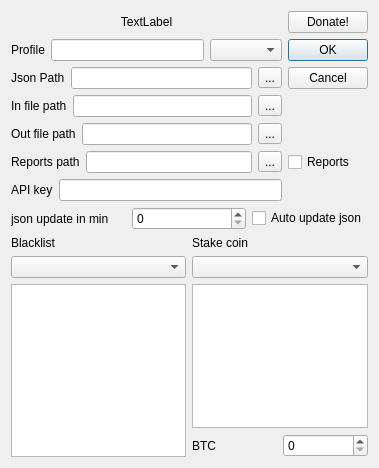
First picture: the form in settingsdialog.ui, repository QTinman/CoinBrowser, before the edit.
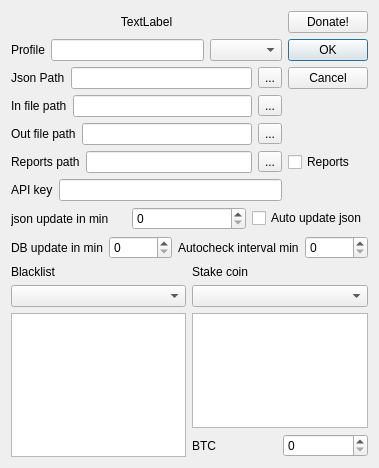
Second picture: the form after the edit. Icons and pictures are not drawn.

What changed in the file:
```diff
--- a/settingsdialog.ui
+++ b/settingsdialog.ui
@@ -186,6 +186,30 @@
     </layout>
    </item>
    <item row="8" column="0" colspan="2">
+    <layout class="QHBoxLayout" name="horizontalLayout_10">
+     <item>
+      <widget class="QLabel" name="label_9">
+       <property name="text">
+        <string>DB update in min</string>
+       </property>
+      </widget>
+     </item>
+     <item>
+      <widget class="QSpinBox" name="dbtimediffrance"/>
+     </item>
+     <item>
+      <widget class="QLabel" name="label_10">
+       <property name="text">
+        <string>Autocheck interval min</string>
+       </property>
+      </widget>
+     </item>
+     <item>
+      <widget class="QSpinBox" name="updateinterval"/>
+     </item>
+    </layout>
+   </item>
+   <item row="9" column="0" colspan="2">
     <layout class="QHBoxLayout" name="horizontalLayout_7">
      <item>
       <layout class="QVBoxLayout" name="verticalLayout_2">
```
Left out of the diff: 14 changed lines with no effect on the pictures.
